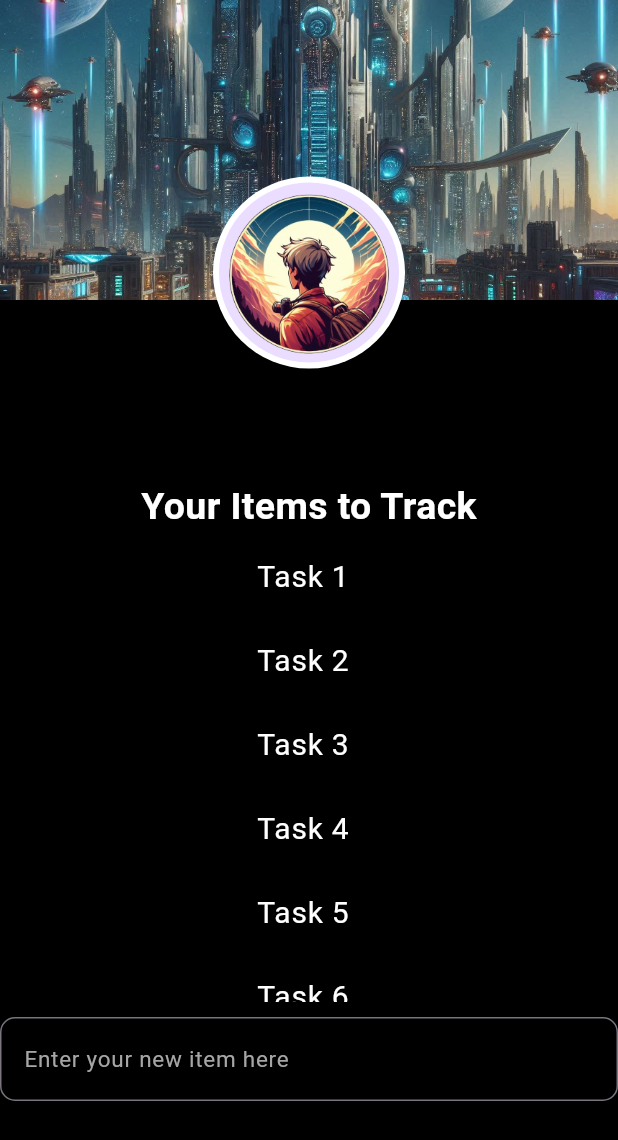
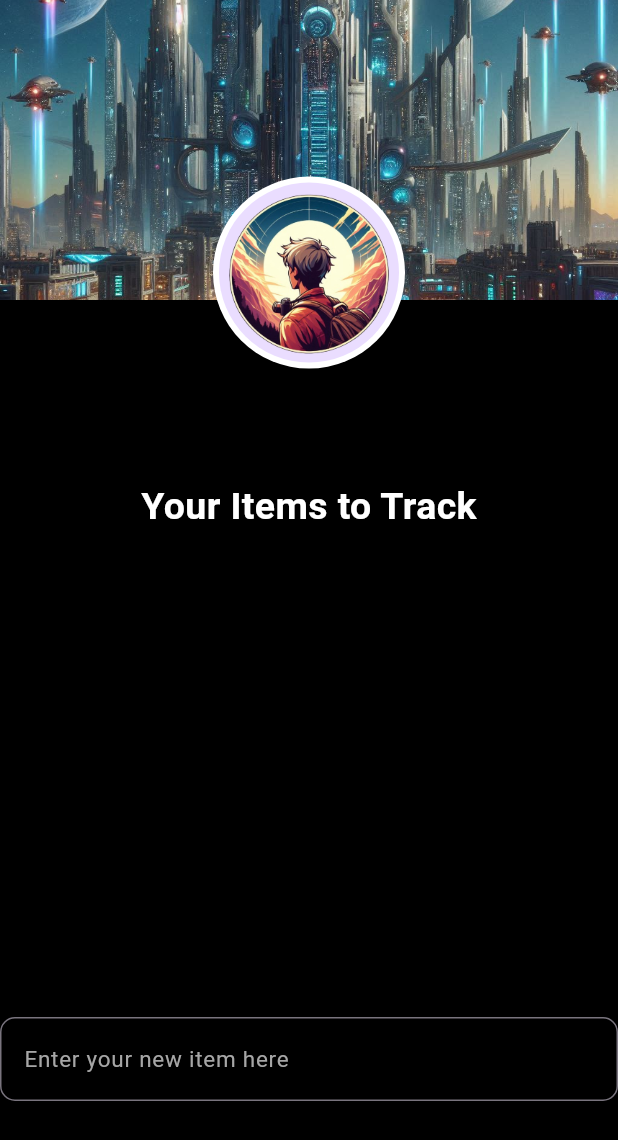
Before and after one commit to NoahTheLee/CSC322_StreakerApp_Final, a Flutter app: the ProfileScreen screen opened directly with empty values, on a phone screen of 412 x 824 dp. Shown: the top 1140 px of the screen. Run offline on Flutter 3.47's test engine with Material 3 defaults, Android fonts, the phone set to English and light mode, and no system bars; our stand-ins replace auto_size_text, flutter_riverpod; Roboto replaces fonts that are missing (Arial Black); statements that could not run were skipped.

Commit message:
Rolled back cuz i goofed

```diff
--- a/lib/navigator.dart
+++ b/lib/navigator.dart
@@ -41,7 +41,8 @@ class HomePageState extends State<HomePage> {
     super.initState();
     _screens = [
       const CreditsScreen(),
-      ProfileScreen(uid: widget.uid),
+      ProfileScreen(
+          uid: widget.uid, items: trackedTasks, removeItem: removeItem),
       HomeScreen(uid: widget.uid, items: trackedTasks),
       const NotificationsScreen(),
       const SettingsScreen(),
--- a/lib/providers/items_provider.dart
+++ /dev/null
@@ -1,33 +0,0 @@
-import 'package:flutter_riverpod/flutter_riverpod.dart';
-
-// Define the state of your list as a simple List of Strings
-class ItemList extends StateNotifier<List<String>> {
-  ItemList()
-      : super([
-          'Task 1',
-          'Task 2',
-          'Task 3',
-          'Task 4',
-          'Task 5',
-          'Task 6',
-          'Task 7',
-          'Task 8',
-          'Task 9',
-          'Task 10',
-          'Task 11',
-          'Really really really long ass task that has a lot of fatassery that I need to make sure doesn\'t overflow but it almost certainly will oh well',
-        ]);
-
-  void removeItem(int index) {
-    state = [...state]..removeAt(index);
-  }
-
-  void addItem(String item) {
-    state = [...state, item]; // Add the new item to the list
-  }
-}
-
-// Create the StateNotifierProvider
-final itemListProvider = StateNotifierProvider<ItemList, List<String>>((ref) {
-  return ItemList();
-});
--- a/lib/screens/profile_screen.dart
+++ b/lib/screens/profile_screen.dart
@@ -1,39 +1,56 @@
+import 'package:csc322_streaker_final/firebase%20stuff/firebase_handler.dart';
 import 'package:flutter/material.dart';
-import 'package:flutter_riverpod/flutter_riverpod.dart';
-import 'package:csc322_streaker_final/providers/items_provider.dart';
 
-// The ProfileScreen now accepts a 'uid' and uses Riverpod for items.
-class ProfileScreen extends ConsumerWidget {
-  const ProfileScreen({
-    super.key,
-    required this.uid,
-  });
+class ProfileScreen extends StatefulWidget {
+  const ProfileScreen(
+      {super.key,
+      required this.uid,
+      required this.items,
+      required this.removeItem});
 
   final String uid;
 
+  final List<String> items;
+
+  final Function(int) removeItem;
+
   @override
-  Widget build(BuildContext context, WidgetRef ref) {
-    final items =
-        ref.watch(itemListProvider); // Watch the item list from the provider
-    final TextEditingController controller = TextEditingController();
+  ProfileScreenState createState() => ProfileScreenState();
+}
 
+class ProfileScreenState extends State<ProfileScreen> {
+  final String _banner = 'assets/defaults/Default_Banner.png';
+  final String _profile = 'assets/defaults/Default_Profile_Picture.png';
+  String _username = ''; //Temporary Username
+
+  @override
+  void initState() {
+    super.initState();
+    _username = usernames[keys.indexOf(widget.uid)];
+  }
+
+  @override
+  Widget build(BuildContext context) {
     return Scaffold(
       backgroundColor: Colors.black,
       body: Center(
         child: Column(
           children: [
             Stack(
+              ///////////////////////////////Banner Picture Location///////////////////////////
               children: [
                 const SizedBox(
                   height: 300,
                   width: double.infinity,
                 ),
                 Image.asset(
-                  'assets/defaults/Default_Banner.png',
+                  _banner,
                   height: 200,
                   width: double.infinity,
                   fit: BoxFit.cover,
                 ),
+                ////////////////////////////////////////////////////////////////////////////////
+                /////////////////////////////Profile Picture Location///////////////////////////
                 Positioned(
                   top: MediaQuery.sizeOf(context).height / 7,
                   left: MediaQuery.sizeOf(context).width / 2 - 64,
@@ -42,16 +59,18 @@ class ProfileScreen extends ConsumerWidget {
                     backgroundColor: Colors.white,
                     child: CircleAvatar(
                       radius: 60,
-                      backgroundImage: AssetImage(
-                          'assets/defaults/Default_Profile_Picture.png'),
+                      backgroundImage: AssetImage(_profile),
                     ),
                   ),
                 ),
+                ////////////////////////////////////////////////////////////////////////////////
+                /////////////////////////////Username Location//////////////////////////////////
                 Positioned(
                   bottom: 10,
-                  left: MediaQuery.sizeOf(context).width / 2 - uid.length * 9,
+                  left: MediaQuery.sizeOf(context).width / 2 -
+                      _username.length * 9,
                   child: Text(
-                    uid, // Temporary Username (use your actual username logic)
+                    _username, //Temporary Username
                     style: const TextStyle(
                       color: Color.fromARGB(255, 221, 218, 255),
                       fontSize: 30,
@@ -59,8 +78,10 @@ class ProfileScreen extends ConsumerWidget {
                     ),
                   ),
                 )
+                ////////////////////////////////////////////////////////////////////////////////
               ],
             ),
+            //////////////////////////////Items to Track Title//////////////////////////////////
             const SizedBox(height: 20),
             const Text(
               'Your Items to Track',
@@ -71,6 +92,8 @@ class ProfileScreen extends ConsumerWidget {
                 fontFamily: 'Arial Black',
               ),
             ),
+            ////////////////////////////////////////////////////////////////////////////////////
+            //////////////////////////////Items to Track List///////////////////////////////////
             SizedBox(
               height: MediaQuery.sizeOf(context).height / 2 - 100,
               width: MediaQuery.sizeOf(context).width - 20,
@@ -78,22 +101,26 @@ class ProfileScreen extends ConsumerWidget {
                 children: [
                   Expanded(
                     child: ListView.builder(
-                      itemCount: items.length,
+                      //ListView.builder cannibalized from shopping app
+                      itemCount: widget.items.length,
                       itemBuilder: (context, index) {
                         return Dismissible(
-                          key: Key(items[index]),
+                          //Make them dismissible
+                          key: Key(
+                            widget.items[index],
+                          ),
                           onDismissed: (direction) {
-                            // Remove the item using Riverpod
-                            ref
-                                .read(itemListProvider.notifier)
-                                .removeItem(index);
+                            //Get rid of the thing
+                            //TODO: Remove from database
+                            widget.removeItem(index);
                           },
                           background: Container(
+                            //Background for the dismissible
                             alignment: Alignment.centerRight,
                             decoration: BoxDecoration(
-                              borderRadius: BorderRadius.circular(30),
-                              color: const Color.fromARGB(255, 229, 126, 119),
-                            ),
+                                borderRadius: BorderRadius.circular(30),
+                                color:
+                                    const Color.fromARGB(255, 229, 126, 119)),
                             child: const Padding(
                               padding: EdgeInsets.symmetric(
                                   horizontal: 30, vertical: 10),
@@ -106,7 +133,8 @@ class ProfileScreen extends ConsumerWidget {
                           child: ListTile(
                             title: Center(
                               child: Text(
-                                items[index],
+                                //The item itself, just a text widget
+                                widget.items[index],
                                 style: const TextStyle(
                                   color: Colors.white,
                                   fontSize: 20,
@@ -121,9 +149,11 @@ class ProfileScreen extends ConsumerWidget {
                 ],
               ),
             ),
+
+            ////////////////////////////////////////////////////////////////////////////////////
+            //////////////////////////////Add New Item//////////////////////////////////////////
             const SizedBox(height: 10),
             TextField(
-              controller: controller,
               decoration: InputDecoration(
                 border: OutlineInputBorder(
                   borderRadius: BorderRadius.circular(10),
@@ -134,14 +164,8 @@ class ProfileScreen extends ConsumerWidget {
                   fontSize: 15,
                 ),
               ),
-              onSubmitted: (value) {
-                if (value.isNotEmpty) {
-                  // Add the new item to the list via Riverpod
-                  ref.read(itemListProvider.notifier).addItem(value);
-                  controller.clear(); // Clear the input field after adding
-                }
-              },
             ),
+            /////////////////////////////////////////////////////////////////////////////////////
           ],
         ),
       ),
```
